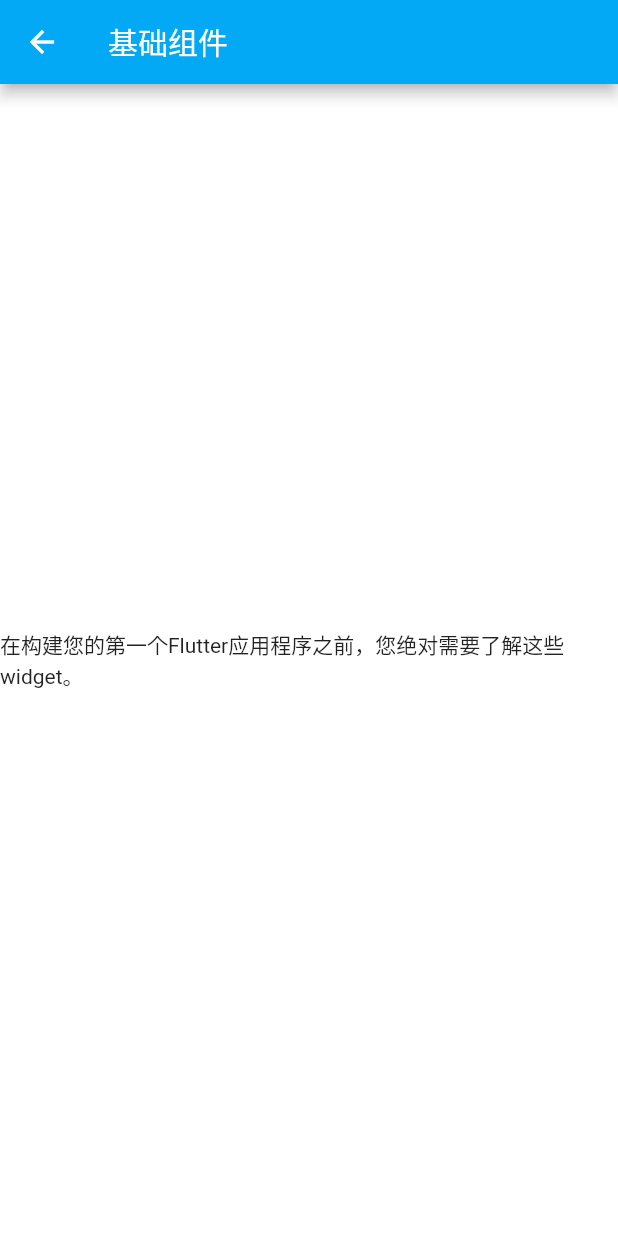
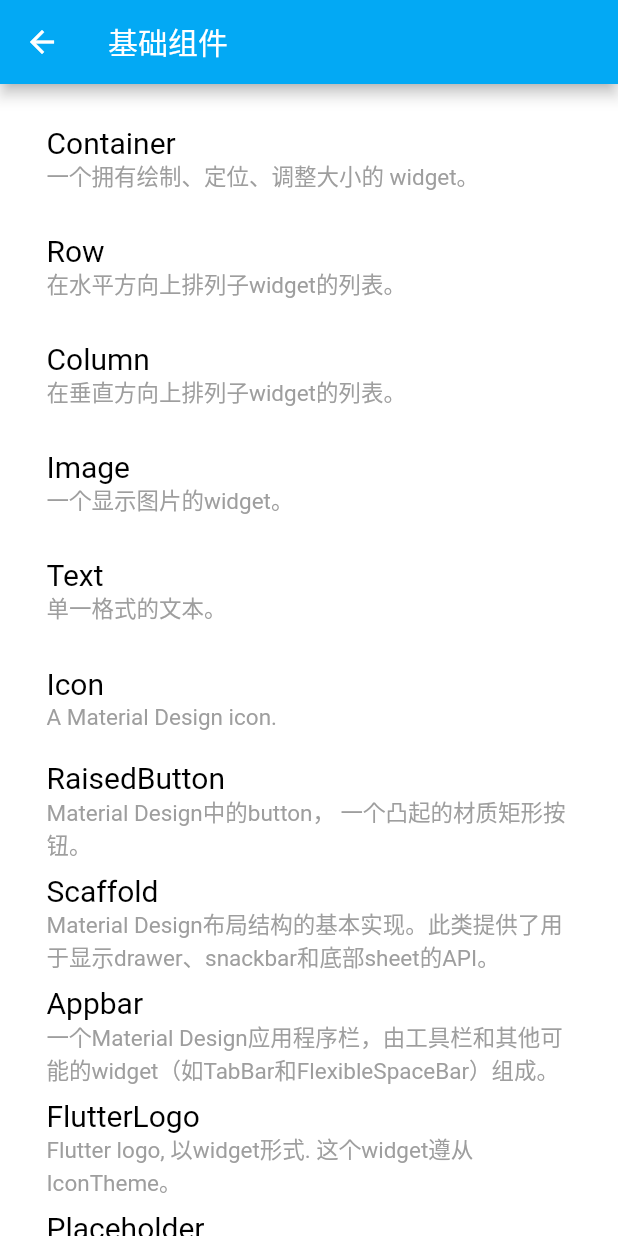
Before and after one commit to Maojunhao/FMStudyApp, a Flutter app: the screen it shows after launch, after a tap on "基础组件", on a phone screen of 412 x 824 dp. Run offline on Flutter 3.47's test engine with Material 2 defaults, Android fonts, the phone set to English and light mode, and no system bars.

Commit message:
增加Material_Components

```diff
--- a/FMStudyApp/lib/Widgets/BaseWidget/basewidget_vc.dart
+++ b/FMStudyApp/lib/Widgets/BaseWidget/basewidget_vc.dart
@@ -1,14 +1,40 @@
 import 'package:flutter/material.dart';
 
-class BaseWidgetVC extends StatefulWidget {
+class FMBaseWidgetVC extends StatefulWidget {
   final func;
-  const BaseWidgetVC({Key key, @required this.func}) : super(key: key);
+  const FMBaseWidgetVC({Key key, @required this.func}) : super(key: key);
 
   @override
-  BaseWidgetState createState() => BaseWidgetState();
+  FMBaseWidgetState createState() => FMBaseWidgetState();
 }
 
-class BaseWidgetState extends State<BaseWidgetVC>{
+class FMBaseWidgetState extends State<FMBaseWidgetVC>{
+  var funcLists = [];
+
+  void initState(){
+    super.initState();
+
+    initData();
+  }
+
+  void initData(){
+    funcLists.add({"name": "Container", "desc": "一个拥有绘制、定位、调整大小的 widget。"});
+    funcLists.add({"name": "Row", "desc": "在水平方向上排列子widget的列表。 "});
+    funcLists.add({"name": "Column", "desc": "在垂直方向上排列子widget的列表。"});
+    funcLists.add({"name": "Image", "desc": "一个显示图片的widget。"});
+    funcLists.add({"name": "Text", "desc": "单一格式的文本。"});
+    funcLists.add({"name": "Icon", "desc": "A Material Design icon. "});
+    funcLists.add({"name": "RaisedButton", "desc": "Material Design中的button， 一个凸起的材质矩形按钮。"});
+    funcLists.add({"name": "Scaffold", "desc": "Material Design布局结构的基本实现。此类提供了用于显示drawer、snackbar和底部sheet的API。"});
+    funcLists.add({"name": "Appbar", "desc": "一个Material Design应用程序栏，由工具栏和其他可能的widget（如TabBar和FlexibleSpaceBar）组成。"});
+    funcLists.add({"name": "FlutterLogo", "desc": "Flutter logo, 以widget形式. 这个widget遵从IconTheme。"});
+    funcLists.add({"name": "Placeholder", "desc": "一个绘制了一个盒子的的widget，代表日后有widget将会被添加到该盒子中 。"});
+
+    setState(() {
+
+    });
+  }
+
   @override
   Widget build(BuildContext context) {
     // TODO: implement build
@@ -21,7 +47,29 @@ class BaseWidgetState extends State<BaseWidgetVC>{
           title: Text("${widget.func["name"]}"),
         ),
         body: Center(
-          child: Text("${widget.func["desc"]}"),
+          child: ListView.builder(
+            padding: const EdgeInsets.all(15.0),
+            itemCount: funcLists.length,
+            itemBuilder: (context, index) {
+              var func = funcLists[index];
+              return ListTile(
+                title: Text(
+                  "${func["name"]}",
+                  style: TextStyle(
+                    color: Colors.black,
+                    fontSize: 20.0,
+                  ),
+                ),
+                subtitle: Text(
+                  "${func["desc"]}",
+                  style: TextStyle(
+                    color: Colors.grey,
+                    fontSize: 15.0,
+                  ),
+                ),
+              );
+            }
+          ),
         ),
       ),
     );
--- a/FMStudyApp/lib/Widgets/BaseWidget/container.dart
+++ b/FMStudyApp/lib/Widgets/BaseWidget/container.dart
@@ -0,0 +1,5 @@
+import 'package:flutter/material.dart';
+
+class FMContainerVC extends StatelessWidget {
+
+}
--- a/FMStudyApp/lib/Widgets/Material_components/material_components_vc.dart
+++ b/FMStudyApp/lib/Widgets/Material_components/material_components_vc.dart
@@ -0,0 +1,75 @@
+import 'package:flutter/material.dart';
+
+class FMMaterialComponentsVC extends StatefulWidget {
+  final func;
+  const FMMaterialComponentsVC({Key key, @required this.func}) : super(key: key);
+
+  @override
+   FMMaterialComponentsState createState() =>  FMMaterialComponentsState();
+}
+
+class  FMMaterialComponentsState extends State<FMMaterialComponentsVC>{
+  var funcLists = [];
+
+  void initState(){
+    super.initState();
+
+    initData();
+  }
+
+  void initData(){
+    funcLists.add({"name": "Scaffold", "desc": "Material Design布局结构的基本实现。此类提供了用于显示drawer、snackbar和底部sheet的API。"});
+    funcLists.add({"name": "Appbar", "desc": "在水平方向上排列子widget的列表。"});
+    funcLists.add({"name": "BottomNavigationBar", "desc": "底部导航条，可以很容易地在tap之间切换和浏览顶级视图。"});
+    funcLists.add({"name": "TabBar", "desc": "一个显示水平选项卡的Material Design widget。"});
+    funcLists.add({"name": "TabBarView", "desc": "显示与当前选中的选项卡相对应的页面视图。通常和TabBar一起使用。"});
+    funcLists.add({"name": "MaterialApp", "desc": "一个方便的widget，它封装了应用程序实现Material Design所需要的一些widget。"});
+    funcLists.add({"name": "WidgetsApp", "desc": "一个方便的类，它封装了应用程序通常需要的一些widget。"});
+    funcLists.add({"name": "Drawer", "desc": "从Scaffold边缘水平滑动以显示应用程序中导航链接的Material Design面板。"});
+    funcLists.add({"name": "Appbar", "desc": "一个Material Design应用程序栏，由工具栏和其他可能的widget（如TabBar和FlexibleSpaceBar）组成。"});
+
+    setState(() {
+
+    });
+  }
+
+  @override
+  Widget build(BuildContext context) {
+    // TODO: implement build
+
+    return Container(
+      child: Scaffold(
+        backgroundColor: Colors.white,
+        appBar: AppBar(
+          backgroundColor: Colors.lightBlue,
+          title: Text("${widget.func["name"]}"),
+        ),
+        body: Center(
+          child: ListView.builder(
+              padding: const EdgeInsets.all(15.0),
+              itemCount: funcLists.length,
+              itemBuilder: (context, index) {
+                var func = funcLists[index];
+                return ListTile(
+                  title: Text(
+                    "${func["name"]}",
+                    style: TextStyle(
+                      color: Colors.black,
+                      fontSize: 20.0,
+                    ),
+                  ),
+                  subtitle: Text(
+                    "${func["desc"]}",
+                    style: TextStyle(
+                      color: Colors.grey,
+                      fontSize: 15.0,
+                    ),
+                  ),
+                );
+              }
+          ),
+        ),
+      ),
+    );
+  }
+}
--- a/FMStudyApp/lib/home/home.dart
+++ b/FMStudyApp/lib/home/home.dart
@@ -34,8 +34,6 @@ class FMHomeState extends State<FMHomeVC> {
     funcLists.add({"name": "Async", "desc": "Flutter应用的异步模型。"});
     funcLists.add({"name": "滚动", "desc": "滚动一个拥有多个子组件的父组件。"});
     funcLists.add({"name": "辅助功能", "desc": "给你的App添加辅助功能(这是一个正在进行的工作)。"});
-
-    print(funcLists);
 
     setState(() {
 
@@ -83,11 +81,11 @@ class FMHomeState extends State<FMHomeVC> {
                     context,
                     MaterialPageRoute(builder: (context) {
                       if (func["name"] == "基础组件") {
-                        return BaseWidgetVC(func: func,);
+                        return FMBaseWidgetVC(func: func,);
                       } else if (func["name"] == "Material Components") {
-                        return BaseWidgetVC();
+                        return FMMaterialComponentsVC(func: func,);
                       }
-                      return BaseWidgetVC(func: func,);
+                      return FMBaseWidgetVC(func: func,);
                     }),
                   );
                 },
--- a/FMStudyApp/lib/main.dart
+++ b/FMStudyApp/lib/main.dart
@@ -16,7 +16,7 @@ class MyApp extends StatelessWidget {
       initialRoute: '/',
       routes: {
         '/home': (BuildContext context) => FMHomeVC(),
-        '/home/basewidget': (BuildContext context) => BaseWidgetVC(),
+        '/home/basewidget': (BuildContext context) => FMBaseWidgetVC(),
       },
     );
   }
```
